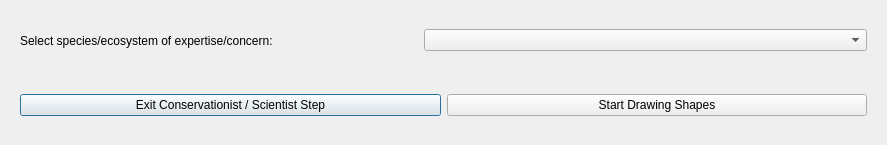
The window that cobi_loreto/Interview/selectconsscience.ui (Ecotrust/openoceanmap-desktop) describes before a commit, drawn with Qt 5.
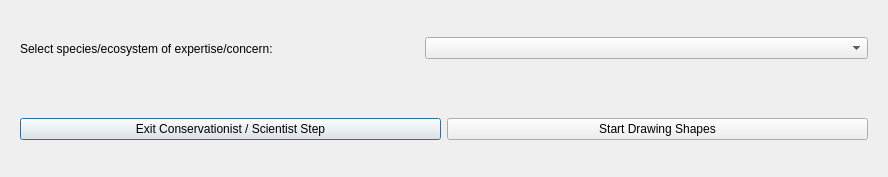
The same window after the commit.

```diff
--- a/cobi_loreto/Interview/selectconsscience.ui
+++ b/cobi_loreto/Interview/selectconsscience.ui
@@ -6,8 +6,8 @@
    <rect>
     <x>0</x>
     <y>0</y>
-    <width>887</width>
-    <height>145</height>
+    <width>888</width>
+    <height>177</height>
    </rect>
   </property>
   <property name="windowTitle" >
```
Left out of the diff: 2 changed lines with no effect on the pictures.
